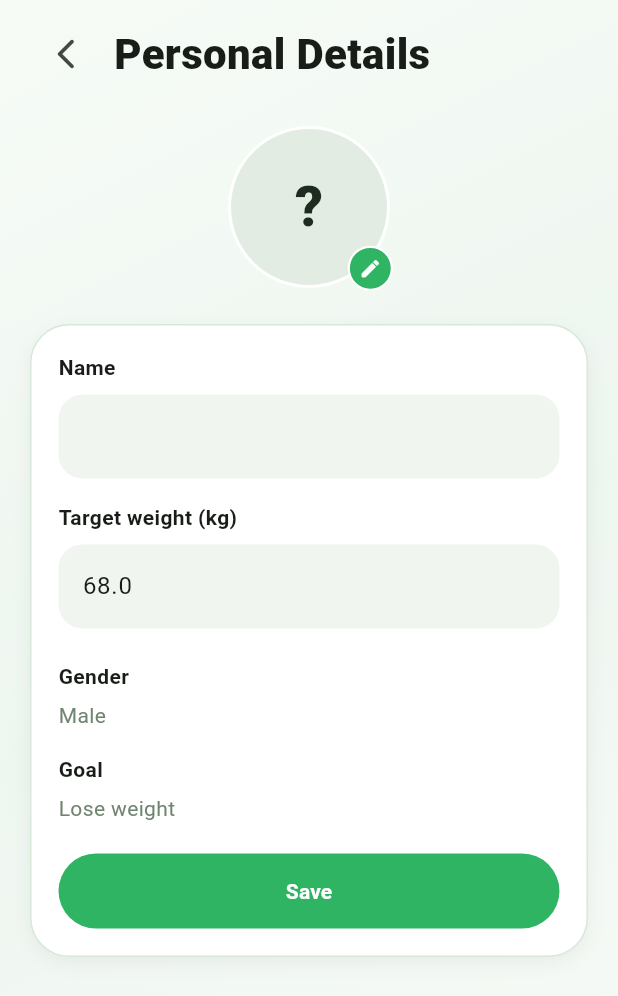
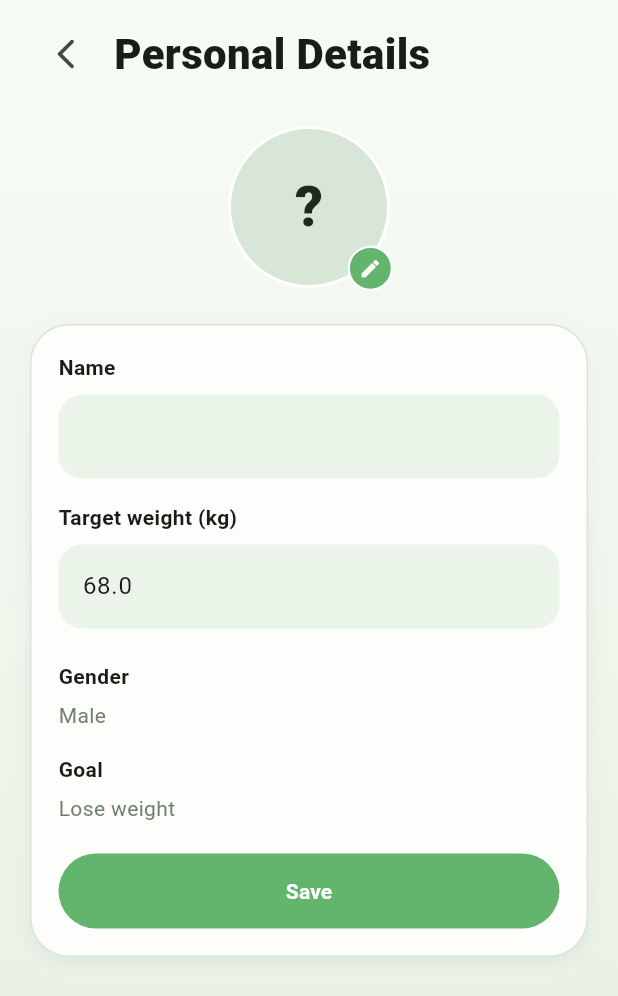
Before and after one commit to Caleb2007/mysegar-app, a Flutter app: the PersonalDetailsScreen screen opened directly, on a phone screen of 412 x 824 dp. Shown: the top 996 px of the screen. Run offline on Flutter 3.47's test engine with Material 3 defaults, Android fonts, the phone set to English and light mode, and no system bars; our stand-ins replace image_picker, shared_preferences; missing offline and left inert: tflite_flutter; accounts and stored records are empty.

Commit message:
Fix Input3 diary navigation and profile screen crash

```diff
--- a/lib/models/meal_entry.dart
+++ b/lib/models/meal_entry.dart
@@ -1,5 +1,3 @@
-import 'dart:convert';
-
 enum MealType { breakfast, lunch, dinner, supper }
 
 extension MealTypeX on MealType {
--- a/lib/screens/app_shell_screen.dart
+++ b/lib/screens/app_shell_screen.dart
@@ -43,7 +43,7 @@ class _AppShellScreenState extends State<AppShellScreen> {
           PageView(
             controller: _controller,
             onPageChanged: (value) => setState(() => _index = value),
-            children: const [HomeScreen(), DiaryScreen(), ProgressScreen()],
+            children: [const HomeScreen(), DiaryScreen(), const ProgressScreen()],
           ),
           Positioned(
             left: 0,
--- a/lib/screens/personal_details_screen.dart
+++ b/lib/screens/personal_details_screen.dart
@@ -16,23 +16,28 @@ class _PersonalDetailsScreenState extends State<PersonalDetailsScreen> {
   late final TextEditingController _nameController;
   late final TextEditingController _targetController;
   late String _imagePath;
+  bool _initialized = false;
 
   @override
   void initState() {
     super.initState();
-    final profile = AppScope.of(context).profile;
-    _nameController = TextEditingController(text: profile.name);
-    _targetController = TextEditingController(text: profile.targetWeightKg.toStringAsFixed(1));
-    _imagePath = profile.profileImagePath;
+    _nameController = TextEditingController();
+    _targetController = TextEditingController();
+    _imagePath = '';
   }
 
   @override
-  void dispose() {
-    _nameController.dispose();
-    _targetController.dispose();
-    super.dispose();
+  void didChangeDependencies() {
+    super.didChangeDependencies();
+
+    if (_initialized) return;
+    _initialized = true;
+
+    final profile = AppScope.of(context).profile;
+    _nameController.text = profile.name;
+    _targetController.text = profile.targetWeightKg.toStringAsFixed(1);
+    _imagePath = profile.profileImagePath;
   }
-
   @override
   Widget build(BuildContext context) {
     final profile = AppScope.of(context).profile;
--- a/lib/theme/app_colors.dart
+++ b/lib/theme/app_colors.dart
@@ -1,45 +1,90 @@
 import 'package:flutter/material.dart';
 
+enum PageTone {
+  green,
+  orange,
+  purple,
+}
+
 class AppColors {
-  static const Color primary = Color(0xFF2FB463);
-  static const Color primaryDark = Color(0xFF228B4A);
-  static const Color primarySoft = Color(0xFFEAF7EF);
-  static const Color mint = Color(0xFFF3FAF5);
-  static const Color orange = Color(0xFFF4A512);
-  static const Color orangeSoft = Color(0xFFFFF3DE);
-  static const Color purple = Color(0xFFA25AC8);
-  static const Color purpleSoft = Color(0xFFF4E9FA);
-  static const Color red = Color(0xFFE25454);
-  static const Color redSoft = Color(0xFFFFECEC);
-  static const Color foreground = Color(0xFF1E2C1F);
-  static const Color mutedForeground = Color(0xFF708570);
-  static const Color border = Color(0xFFD7E8D9);
-  static const Color card = Colors.white;
-  static const Color secondary = Color(0xFFF0F5F0);
-  static const Color greyGreen = Color(0xFFE3ECE3);
+  static const Color primary = Color(0xFF63B56E);
+  static const Color primaryDark = Color(0xFF4D9B59);
+  static const Color accent = Color(0xFF8ED59A);
 
-  static LinearGradient pageGradient(PageTone tone) {
+  static const Color foreground = Color(0xFF1F2A1F);
+  static const Color mutedForeground = Color(0xFF6F7F6D);
+
+  static const Color card = Color(0xFFFDFEFC);
+  static const Color cardSoft = Color(0xFFF7FBF6);
+  static const Color border = Color(0xFFD7E6D6);
+
+  static const Color secondary = Color(0xFFEAF4E8);
+
+  static const Color orange = Color(0xFFF3A51A);
+  static const Color orangeSoft = Color(0xFFFFF3DF);
+
+  static const Color purple = Color(0xFF9A62C7);
+  static const Color purpleSoft = Color(0xFFF3EAFE);
+
+  static const Color danger = Color(0xFFD96A6A);
+  static const Color dangerSoft = Color(0xFFFFEAEA);
+
+  // Alias for danger
+  static const Color red = Color(0xFFD96A6A);
+  static const Color redSoft = Color(0xFFFFEAEA);
+
+  // Soft colors for backgrounds
+  static const Color primarySoft = Color(0xFFEDF5F0);
+
+  // Grey-green for avatar backgrounds
+  static const Color greyGreen = Color(0xFFD7E6D6);
+
+  static const Color shadow = Color(0x14000000);
+
+  static const List<Color> homeGradient = [
+    Color(0xFFF7FBF6),
+    Color(0xFFEFF6EC),
+    Color(0xFFE6F0E3),
+  ];
+
+  static const List<Color> diaryGradient = [
+    Color(0xFFF9FCF8),
+    Color(0xFFF1F7EE),
+    Color(0xFFE8F1E5),
+  ];
+
+  static const List<Color> progressGradient = [
+    Color(0xFFF9FCF8),
+    Color(0xFFF2F8EF),
+    Color(0xFFE9F3E7),
+  ];
+
+  static Gradient pageGradient(PageTone tone) {
     switch (tone) {
       case PageTone.green:
         return const LinearGradient(
-          begin: Alignment.topLeft,
-          end: Alignment.bottomRight,
-          colors: [Color(0xFFF6FBF6), Color(0xFFEEF6F0), Color(0xFFF8FBF8)],
+          begin: Alignment.topCenter,
+          end: Alignment.bottomCenter,
+          colors: homeGradient,
         );
       case PageTone.orange:
-        return const LinearGradient(
-          begin: Alignment.topLeft,
-          end: Alignment.bottomRight,
-          colors: [Color(0xFFFFFBF3), Color(0xFFFFF5E5), Color(0xFFF8FBF8)],
+        return LinearGradient(
+          begin: Alignment.topCenter,
+          end: Alignment.bottomCenter,
+          colors: [
+            orangeSoft,
+            orangeSoft.withValues(alpha: 0.7),
+          ],
         );
       case PageTone.purple:
-        return const LinearGradient(
-          begin: Alignment.topLeft,
-          end: Alignment.bottomRight,
-          colors: [Color(0xFFFDF9FF), Color(0xFFF7F0FB), Color(0xFFF8FBF8)],
+        return LinearGradient(
+          begin: Alignment.topCenter,
+          end: Alignment.bottomCenter,
+          colors: [
+            purpleSoft,
+            purpleSoft.withValues(alpha: 0.7),
+          ],
         );
     }
   }
 }
-
-enum PageTone { green, orange, purple }
```
Also changed, not shown: lib/main.dart (+7 -9 lines), lib/screens/input3_screen.dart (+20 -3 lines), lib/screens/onboarding_screen.dart (+151 -44 lines), lib/widgets/gradient_background.dart (added, +26 -0 lines).
